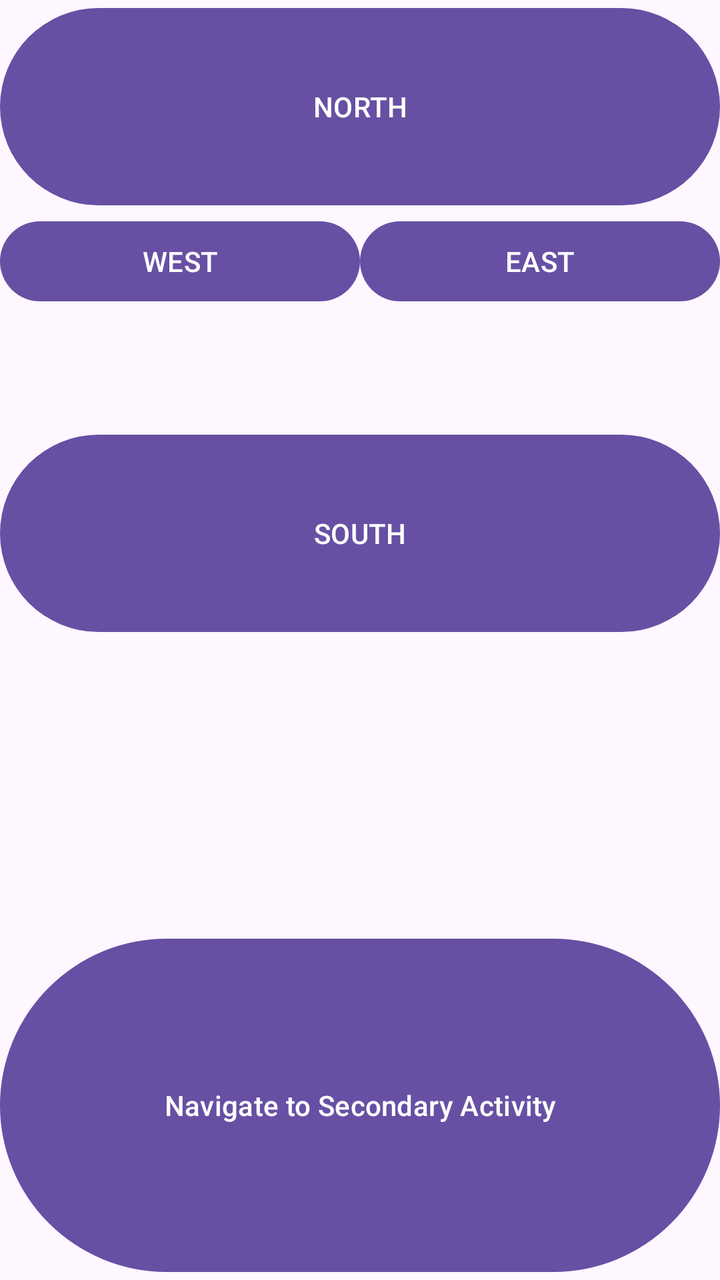
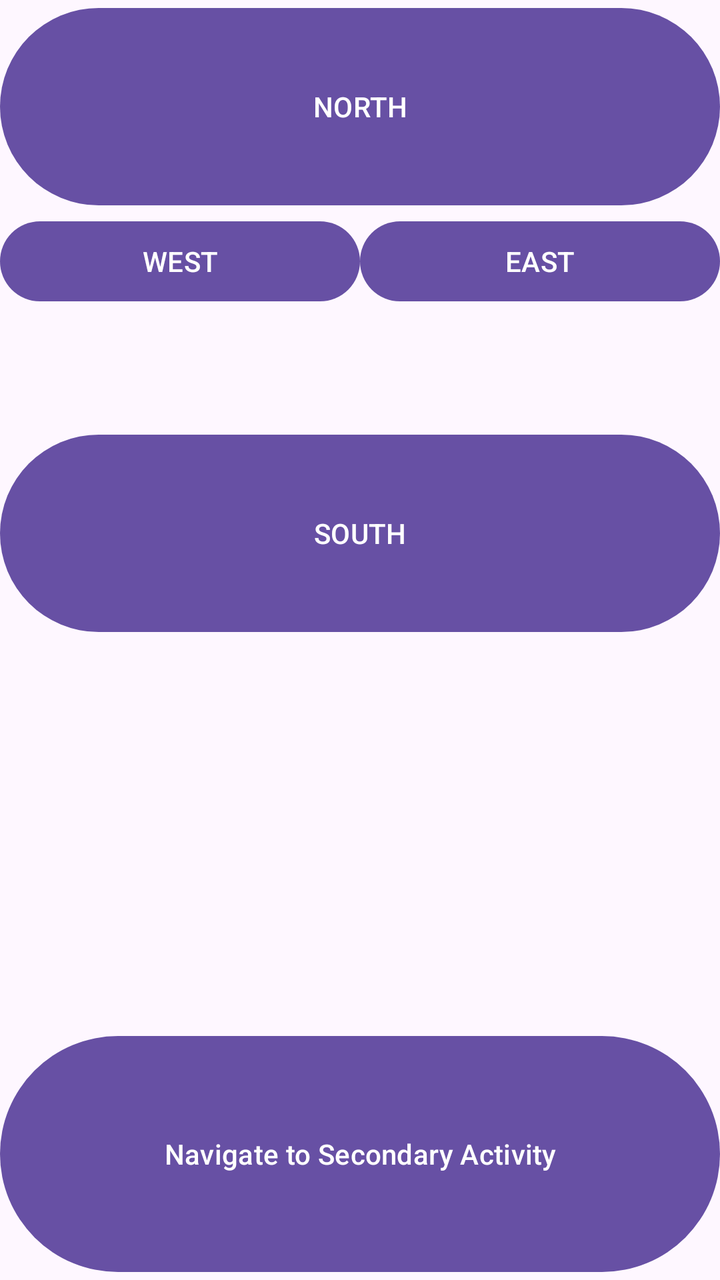

Screens rendered from an Android XML layout before and after an edit, with the pre-edit source and the edit as a unified diff.
<!-- AndroidManifest.xml: application theme Theme.Colocviu1_1 -->
<!-- res/layout/activity_main.xml -->
<?xml version="1.0" encoding="utf-8"?>
<androidx.constraintlayout.widget.ConstraintLayout xmlns:android="http://schemas.android.com/apk/res/android"
    xmlns:app="http://schemas.android.com/apk/res-auto"
    xmlns:tools="http://schemas.android.com/tools"
    android:id="@+id/main"
    android:layout_width="match_parent"
    android:layout_height="match_parent"
    tools:context=".Colocviu1_1MainActivity">

    <LinearLayout
        android:layout_width="match_parent"
        android:layout_height="match_parent"
        android:orientation="vertical">

        <LinearLayout
            android:layout_width="match_parent"
            android:layout_height="match_parent"
            android:layout_weight="1"
            android:orientation="vertical">

            <Button
                android:id="@+id/northButton"
                android:layout_width="match_parent"
                android:layout_height="0dp"
                android:text="NORTH"
                android:layout_weight="1"
                />

            <LinearLayout
                android:layout_width="match_parent"
                android:layout_height="0dp"
                android:orientation="horizontal"
                android:layout_weight="1"
                >

                <Button
                    android:id="@+id/westButton"
                    android:layout_width="wrap_content"
                    android:layout_height="wrap_content"
                    android:layout_weight="1"
                    android:text="WEST" />

                <Button
                    android:id="@+id/eastButton"
                    android:layout_width="wrap_content"
                    android:layout_height="wrap_content"
                    android:layout_weight="1"
                    android:text="EAST" />
            </LinearLayout>

            <Button
                android:id="@+id/southButton"
                android:layout_width="match_parent"
                android:layout_height="0dp"
                android:layout_weight="1"
                android:text="SOUTH" />


        </LinearLayout>

        <LinearLayout
            android:layout_width="match_parent"
            android:layout_height="match_parent"
            android:layout_weight="1"
            android:orientation="vertical">

            <TextView
                android:id="@+id/showText"
                android:layout_width="match_parent"
                android:layout_height="wrap_content"
                android:layout_weight="1"
                android:text=""
                android:textAlignment="center" />

            <Button
                android:id="@+id/navigateButton"
                android:layout_width="match_parent"
                android:layout_height="wrap_content"
                android:layout_weight="1"
                android:text="Navigate to Secondary Activity" />
        </LinearLayout>

    </LinearLayout>
</androidx.constraintlayout.widget.ConstraintLayout>
<!-- resources referenced by this layout -->
<resources>
  <style name="Theme.Colocviu1_1" parent="Base.Theme.Colocviu1_1" />
  <style name="Base.Theme.Colocviu1_1" parent="Theme.Material3.DayNight.NoActionBar">
          
          
      </style>
</resources>

<!-- the commit's change to res/layout/activity_main.xml (unified diff, before → after) -->
@@ -72,6 +72,14 @@
                 android:text=""
                 android:textAlignment="center" />
 
+            <TextView
+                android:id="@+id/timesClickedText"
+                android:layout_width="match_parent"
+                android:layout_height="wrap_content"
+                android:layout_weight="1"
+                android:textAlignment="center"
+                android:text="" />
+
             <Button
                 android:id="@+id/navigateButton"
                 android:layout_width="match_parent"
